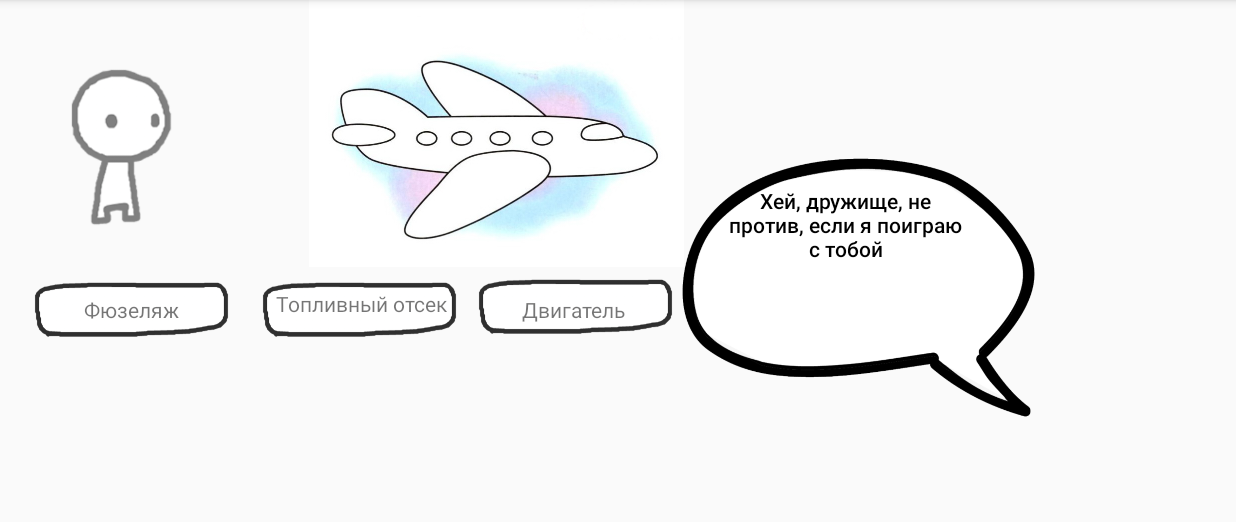
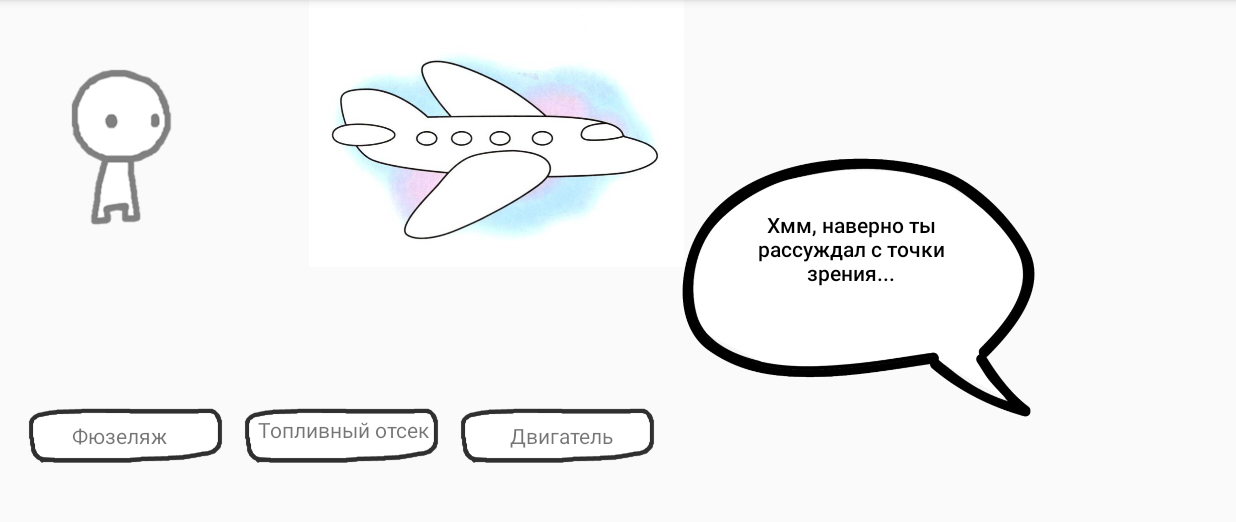
Before and after one commit to Sombrero1/GameForTheAges2, an Android app: the level_2 screen opened directly, with no data from a screen before it, after a tap on an icon or button, on a phone screen of 824 x 412 dp (held sideways), the part 72-594 px from its top. Run offline under Robolectric (Android 15) with nearby library versions, the light colour scheme and no system bars.

Commit message:
кнопки на втором уровне

```diff
--- a/app/src/main/java/android/bignerdranch/gamefortheages/level_2.java
+++ b/app/src/main/java/android/bignerdranch/gamefortheages/level_2.java
@@ -112,28 +112,39 @@ public class level_2 extends Fragment implements View.OnClickListener {
     @Override
     public void onClick(View v) {
         switch (v.getId()){
+
+
+
             case R.id.Button1:
-                Toast.makeText(getContext(), "net", Toast.LENGTH_SHORT).show();
+
+                Animations.AnimateMainButton(Button1,Button1Text,R.drawable.big_button_1,R.drawable.big_button_2);
+                CloudText.setText(R.string.answer1);
 
 
                 break;
 
             case R.id.Button2:
-                Toast.makeText(getContext(), "da", Toast.LENGTH_SHORT).show();
+                Animations.AnimateMainButton(Button2,Button2Text,R.drawable.big_button_1,R.drawable.big_button_2);
+                CloudText.setText(R.string.answer2);
                 break;
 
 
 
             case R.id.Button3:
-                Toast.makeText(getContext(), "neeeeeeeeeet", Toast.LENGTH_SHORT).show();
+                Animations.AnimateMainButton(Button3,Button3Text,R.drawable.big_button_1,R.drawable.big_button_2);
+                CloudText.setText(R.string.answer3);
                 break;
 
 
 
 
         }
+        /*
+        Button1.setClickable(false);
+        Button2.setClickable(false);
+        Button3.setClickable(false);
 
-
+*/
 
     }
 }
--- a/app/src/main/java/android/bignerdranch/gamefortheages/level_3.java
+++ /dev/null
@@ -1,4 +0,0 @@
-package android.bignerdranch.gamefortheages;
-
-class level_3 extends androidx.fragment.app.Fragment {
-}
--- a/app/src/main/res/layout-land/fragment_level_2.xml
+++ b/app/src/main/res/layout-land/fragment_level_2.xml
@@ -31,8 +31,7 @@
         android:id="@+id/Button1"
         android:layout_width="165dp"
         android:layout_height="142dp"
-        android:layout_marginStart="4dp"
-        android:layout_marginBottom="132dp"
+        android:layout_marginBottom="48dp"
         app:layout_constraintBottom_toBottomOf="parent"
         app:layout_constraintStart_toStartOf="parent"
         app:srcCompat="@drawable/big_button_1" />
@@ -41,8 +40,8 @@
         android:id="@+id/Button1Text"
         android:layout_width="wrap_content"
         android:layout_height="wrap_content"
-        android:layout_marginStart="56dp"
-        android:layout_marginBottom="192dp"
+        android:layout_marginStart="48dp"
+        android:layout_marginBottom="108dp"
         android:text="@string/button1"
         app:layout_constraintBottom_toBottomOf="parent"
         app:layout_constraintStart_toStartOf="parent" />
@@ -51,8 +50,8 @@
         android:id="@+id/Button2"
         android:layout_width="165dp"
         android:layout_height="142dp"
-        android:layout_marginStart="156dp"
-        android:layout_marginBottom="132dp"
+        android:layout_marginStart="144dp"
+        android:layout_marginBottom="48dp"
         app:layout_constraintBottom_toBottomOf="parent"
         app:layout_constraintStart_toStartOf="parent"
         app:srcCompat="@drawable/big_button_1" />
@@ -61,8 +60,8 @@
         android:id="@+id/Button2Text"
         android:layout_width="wrap_content"
         android:layout_height="wrap_content"
-        android:layout_marginStart="184dp"
-        android:layout_marginBottom="196dp"
+        android:layout_marginStart="172dp"
+        android:layout_marginBottom="112dp"
         android:text="@string/button2"
         app:layout_constraintBottom_toBottomOf="parent"
         app:layout_constraintStart_toStartOf="parent" />
@@ -71,18 +70,18 @@
         android:id="@+id/Button3"
         android:layout_width="165dp"
         android:layout_height="142dp"
-        android:layout_marginStart="300dp"
-        android:layout_marginTop="132dp"
+        android:layout_marginStart="288dp"
+        android:layout_marginBottom="48dp"
+        app:layout_constraintBottom_toBottomOf="parent"
         app:layout_constraintStart_toStartOf="parent"
-        app:layout_constraintTop_toTopOf="parent"
         app:srcCompat="@drawable/big_button_1" />
 
     <TextView
         android:id="@+id/Button3Text"
         android:layout_width="wrap_content"
         android:layout_height="wrap_content"
-        android:layout_marginStart="348dp"
-        android:layout_marginBottom="192dp"
+        android:layout_marginStart="340dp"
+        android:layout_marginBottom="108dp"
         android:text="@string/button3"
         app:layout_constraintBottom_toBottomOf="parent"
         app:layout_constraintStart_toStartOf="parent" />
@@ -91,8 +90,8 @@
         android:id="@+id/CloudText"
         android:layout_width="165dp"
         android:layout_height="107dp"
-        android:layout_marginTop="124dp"
-        android:layout_marginEnd="88dp"
+        android:layout_marginTop="140dp"
+        android:layout_marginEnd="84dp"
         android:fontFamily="sans-serif-medium"
         android:text="@string/dialoge_1"
         android:textAlignment="center"
--- a/app/src/main/res/layout/fragment_level_2.xml
+++ /dev/null
@@ -1,52 +0,0 @@
-<?xml version="1.0" encoding="utf-8"?>
-<androidx.constraintlayout.widget.ConstraintLayout xmlns:android="http://schemas.android.com/apk/res/android"
-    xmlns:app="http://schemas.android.com/apk/res-auto"
-    xmlns:tools="http://schemas.android.com/tools"
-    android:id="@+id/level_1"
-    android:layout_width="match_parent"
-    android:layout_height="match_parent">
-    tools:context=".level_1">
-
-    <!-- TODO: Update blank fragment layout -->
-
-    <ImageView
-        android:id="@+id/maincharacter"
-        android:layout_width="161dp"
-        android:layout_height="163dp"
-        android:layout_marginTop="248dp"
-        app:layout_constraintStart_toStartOf="parent"
-        app:layout_constraintTop_toTopOf="parent" />
-
-    <ImageView
-        android:id="@+id/cloud_dialoge_first"
-        android:layout_width="323dp"
-        android:layout_height="383dp"
-
-        app:layout_constraintEnd_toEndOf="parent"
-        app:layout_constraintTop_toTopOf="parent"
-        app:srcCompat="@drawable/cloud_dialoge" />
-
-    <TextView
-        android:id="@+id/CloudText"
-        android:layout_width="165dp"
-        android:layout_height="107dp"
-        android:layout_marginTop="124dp"
-        android:layout_marginEnd="88dp"
-        android:fontFamily="sans-serif-medium"
-        android:text="@string/dialoge_1"
-        android:textAlignment="center"
-        android:textColor="@android:color/background_dark"
-        app:layout_constraintEnd_toEndOf="parent"
-        app:layout_constraintTop_toTopOf="parent" />
-
-    <ImageView
-        android:id="@+id/imageView"
-        android:layout_width="294dp"
-        android:layout_height="178dp"
-        android:layout_marginStart="184dp"
-        android:src="@drawable/plane"
-        app:layout_constraintStart_toStartOf="parent"
-        app:layout_constraintTop_toTopOf="parent" />
-
-
-</androidx.constraintlayout.widget.ConstraintLayout>
--- a/app/src/main/res/values/strings.xml
+++ b/app/src/main/res/values/strings.xml
@@ -19,6 +19,10 @@
     <string name="button2">Топливный отсек</string>
     <string name="button3">Двигатель</string>
 
+    <string name="answer1">Хмм, наверно ты рассуждал с точки зрения...</string>
+    <string name="answer2">Если считать, что....</string>
+    <string name="answer3">Да, в данном случае ответ правильный!</string>
+
 
 
 
```
Also changed, not shown: app/src/main/res/layout/fragment_level_1.xml (deleted, +0 -58 lines).
